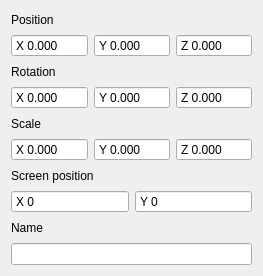
VenMolom/GeometricModeling, file Controls/Modules/ObjectModule/objectmodule.ui: the form before one commit.
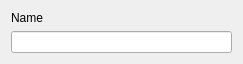
The form after the commit.

Patch:
```diff
--- a/Controls/Modules/ObjectModule/objectmodule.ui
+++ b/Controls/Modules/ObjectModule/objectmodule.ui
@@ -7,7 +7,7 @@
     <x>0</x>
     <y>0</y>
     <width>243</width>
-    <height>276</height>
+    <height>64</height>
    </rect>
   </property>
   <property name="windowTitle">
@@ -15,444 +15,6 @@
   </property>
   <layout class="QGridLayout" name="gridLayout">
    <item row="0" column="0">
-    <widget class="QFrame" name="positionFrame">
-     <property name="frameShape">
-      <enum>QFrame::NoFrame</enum>
-     </property>
-     <property name="frameShadow">
-      <enum>QFrame::Raised</enum>
-     </property>
-     <layout class="QGridLayout" name="gridLayout_25">
-      <property name="leftMargin">
-       <number>0</number>
-      </property>
-      <property name="topMargin">
-       <number>0</number>
-      </property>
-      <property name="rightMargin">
-       <number>0</number>
-      </property>
-      <property name="bottomMargin">
-       <number>0</number>
-      </property>
-      <item row="1" column="3">
-       <widget class="QDoubleSpinBox" name="posZ">
-        <property name="sizePolicy">
-         <sizepolicy hsizetype="Preferred" vsizetype="Fixed">
-          <horstretch>0</horstretch>
-          <verstretch>0</verstretch>
-         </sizepolicy>
-        </property>
-        <property name="buttonSymbols">
-         <enum>QAbstractSpinBox::NoButtons</enum>
-        </property>
-        <property name="accelerated">
-         <bool>true</bool>
-        </property>
-        <property name="prefix">
-         <string>Z </string>
-        </property>
-        <property name="decimals">
-         <number>3</number>
-        </property>
-        <property name="minimum">
-         <double>-1000.000000000000000</double>
-        </property>
-        <property name="maximum">
-         <double>1000.000000000000000</double>
-        </property>
-        <property name="stepType">
-         <enum>QAbstractSpinBox::AdaptiveDecimalStepType</enum>
-        </property>
-       </widget>
-      </item>
-      <item row="1" column="2">
-       <widget class="QDoubleSpinBox" name="posY">
-        <property name="sizePolicy">
-         <sizepolicy hsizetype="Preferred" vsizetype="Fixed">
-          <horstretch>0</horstretch>
-          <verstretch>0</verstretch>
-         </sizepolicy>
-        </property>
-        <property name="buttonSymbols">
-         <enum>QAbstractSpinBox::NoButtons</enum>
-        </property>
-        <property name="accelerated">
-         <bool>true</bool>
-        </property>
-        <property name="prefix">
-         <string>Y </string>
-        </property>
-        <property name="decimals">
-         <number>3</number>
-        </property>
-        <property name="minimum">
-         <double>-1000.000000000000000</double>
-        </property>
-        <property name="maximum">
-         <double>1000.000000000000000</double>
-        </property>
-        <property name="stepType">
-         <enum>QAbstractSpinBox::AdaptiveDecimalStepType</enum>
-        </property>
-       </widget>
-      </item>
-      <item row="1" column="1">
-       <widget class="QDoubleSpinBox" name="posX">
-        <property name="sizePolicy">
-         <sizepolicy hsizetype="Preferred" vsizetype="Fixed">
-          <horstretch>0</horstretch>
-          <verstretch>0</verstretch>
-         </sizepolicy>
-        </property>
-        <property name="buttonSymbols">
-         <enum>QAbstractSpinBox::NoButtons</enum>
-        </property>
-        <property name="accelerated">
-         <bool>true</bool>
-        </property>
-        <property name="prefix">
-         <string>X </string>
-        </property>
-        <property name="decimals">
-         <number>3</number>
-        </property>
-        <property name="minimum">
-         <double>-1000.000000000000000</double>
-        </property>
-        <property name="maximum">
-         <double>1000.000000000000000</double>
-        </property>
-        <property name="stepType">
-         <enum>QAbstractSpinBox::AdaptiveDecimalStepType</enum>
-        </property>
-       </widget>
-      </item>
-      <item row="0" column="1">
-       <widget class="QLabel" name="posLabel">
-        <property name="text">
-         <string>Position</string>
-        </property>
-       </widget>
-      </item>
-     </layout>
-    </widget>
-   </item>
-   <item row="1" column="0">
-    <widget class="QFrame" name="rotationFrame">
-     <property name="frameShape">
-      <enum>QFrame::NoFrame</enum>
-     </property>
-     <property name="frameShadow">
-      <enum>QFrame::Raised</enum>
-     </property>
-     <layout class="QGridLayout" name="gridLayout_26">
-      <property name="leftMargin">
-       <number>0</number>
-      </property>
-      <property name="topMargin">
-       <number>0</number>
-      </property>
-      <property name="rightMargin">
-       <number>0</number>
-      </property>
-      <property name="bottomMargin">
-       <number>0</number>
-      </property>
-      <item row="1" column="2">
-       <widget class="QDoubleSpinBox" name="rotY">
-        <property name="sizePolicy">
-         <sizepolicy hsizetype="Preferred" vsizetype="Fixed">
-          <horstretch>0</horstretch>
-          <verstretch>0</verstretch>
-         </sizepolicy>
-        </property>
-        <property name="buttonSymbols">
-         <enum>QAbstractSpinBox::NoButtons</enum>
-        </property>
-        <property name="accelerated">
-         <bool>true</bool>
-        </property>
-        <property name="prefix">
-         <string>Y </string>
-        </property>
-        <property name="decimals">
-         <number>3</number>
-        </property>
-        <property name="minimum">
-         <double>-1000.000000000000000</double>
-        </property>
-        <property name="maximum">
-         <double>1000.000000000000000</double>
-        </property>
-        <property name="stepType">
-         <enum>QAbstractSpinBox::AdaptiveDecimalStepType</enum>
-        </property>
-       </widget>
-      </item>
-      <item row="1" column="3">
-       <widget class="QDoubleSpinBox" name="rotZ">
-        <property name="sizePolicy">
-         <sizepolicy hsizetype="Preferred" vsizetype="Fixed">
-          <horstretch>0</horstretch>
-          <verstretch>0</verstretch>
-         </sizepolicy>
-        </property>
-        <property name="buttonSymbols">
-         <enum>QAbstractSpinBox::NoButtons</enum>
-        </property>
-        <property name="accelerated">
-         <bool>true</bool>
-        </property>
-        <property name="prefix">
-         <string>Z </string>
-        </property>
-        <property name="decimals">
-         <number>3</number>
-        </property>
-        <property name="minimum">
-         <double>-1000.000000000000000</double>
-        </property>
-        <property name="maximum">
-         <double>1000.000000000000000</double>
-        </property>
-        <property name="stepType">
-         <enum>QAbstractSpinBox::AdaptiveDecimalStepType</enum>
-        </property>
-       </widget>
-      </item>
-      <item row="1" column="1">
-       <widget class="QDoubleSpinBox" name="rotX">
-        <property name="sizePolicy">
-         <sizepolicy hsizetype="Preferred" vsizetype="Fixed">
-          <horstretch>0</horstretch>
-          <verstretch>0</verstretch>
-         </sizepolicy>
-        </property>
-        <property name="buttonSymbols">
-         <enum>QAbstractSpinBox::NoButtons</enum>
-        </property>
-        <property name="accelerated">
-         <bool>true</bool>
-        </property>
-        <property name="prefix">
-         <string>X </string>
-        </property>
-        <property name="decimals">
-         <number>3</number>
-        </property>
-        <property name="minimum">
-         <double>-1000.000000000000000</double>
-        </property>
-        <property name="maximum">
-         <double>1000.000000000000000</double>
-        </property>
-        <property name="stepType">
-         <enum>QAbstractSpinBox::AdaptiveDecimalStepType</enum>
-        </property>
-       </widget>
-      </item>
-      <item row="0" column="1">
-       <widget class="QLabel" name="rotationLabel">
-        <property name="text">
-         <string>Rotation</string>
-        </property>
-       </widget>
-      </item>
-     </layout>
-    </widget>
-   </item>
-   <item row="2" column="0">
-    <widget class="QFrame" name="scaleFrame">
-     <property name="frameShape">
-      <enum>QFrame::NoFrame</enum>
-     </property>
-     <property name="frameShadow">
-      <enum>QFrame::Raised</enum>
-     </property>
-     <layout class="QGridLayout" name="gridLayout_22">
-      <property name="leftMargin">
-       <number>0</number>
-      </property>
-      <property name="topMargin">
-       <number>0</number>
-      </property>
-      <property name="rightMargin">
-       <number>0</number>
-      </property>
-      <property name="bottomMargin">
-       <number>0</number>
-      </property>
-      <item row="1" column="3">
-       <widget class="QDoubleSpinBox" name="scaleZ">
-        <property name="sizePolicy">
-         <sizepolicy hsizetype="Preferred" vsizetype="Fixed">
-          <horstretch>0</horstretch>
-          <verstretch>0</verstretch>
-         </sizepolicy>
-        </property>
-        <property name="buttonSymbols">
-         <enum>QAbstractSpinBox::NoButtons</enum>
-        </property>
-        <property name="accelerated">
-         <bool>true</bool>
-        </property>
-        <property name="prefix">
-         <string>Z </string>
-        </property>
-        <property name="decimals">
-         <number>3</number>
-        </property>
-        <property name="minimum">
-         <double>-1000.000000000000000</double>
-        </property>
-        <property name="maximum">
-         <double>1000.000000000000000</double>
-        </property>
-        <property name="stepType">
-         <enum>QAbstractSpinBox::AdaptiveDecimalStepType</enum>
-        </property>
-       </widget>
-      </item>
-      <item row="1" column="1">
-       <widget class="QDoubleSpinBox" name="scaleX">
-        <property name="sizePolicy">
-         <sizepolicy hsizetype="Preferred" vsizetype="Fixed">
-          <horstretch>0</horstretch>
-          <verstretch>0</verstretch>
-         </sizepolicy>
-        </property>
-        <property name="buttonSymbols">
-         <enum>QAbstractSpinBox::NoButtons</enum>
-        </property>
-        <property name="accelerated">
-         <bool>true</bool>
-        </property>
-        <property name="prefix">
-         <string>X </string>
-        </property>
-        <property name="decimals">
-         <number>3</number>
-        </property>
-        <property name="minimum">
-         <double>-1000.000000000000000</double>
-        </property>
-        <property name="maximum">
-         <double>1000.000000000000000</double>
-        </property>
-        <property name="stepType">
-         <enum>QAbstractSpinBox::AdaptiveDecimalStepType</enum>
-        </property>
-       </widget>
-      </item>
-      <item row="1" column="2">
-       <widget class="QDoubleSpinBox" name="scaleY">
-        <property name="sizePolicy">
-         <sizepolicy hsizetype="Preferred" vsizetype="Fixed">
-          <horstretch>0</horstretch>
-          <verstretch>0</verstretch>
-         </sizepolicy>
-        </property>
-        <property name="buttonSymbols">
-         <enum>QAbstractSpinBox::NoButtons</enum>
-        </property>
-        <property name="accelerated">
-         <bool>true</bool>
-        </property>
-        <property name="prefix">
-         <string>Y </string>
-        </property>
-        <property name="decimals">
-         <number>3</number>
-        </property>
-        <property name="minimum">
-         <double>-1000.000000000000000</double>
-        </property>
-        <property name="maximum">
-         <double>1000.000000000000000</double>
-        </property>
-        <property name="stepType">
-         <enum>QAbstractSpinBox::AdaptiveDecimalStepType</enum>
-        </property>
-       </widget>
-      </item>
-      <item row="0" column="1">
-       <widget class="QLabel" name="scaleLabel">
-        <property name="text">
-         <string>Scale</string>
-        </property>
-       </widget>
-      </item>
-     </layout>
-    </widget>
-   </item>
-   <item row="3" column="0">
-    <widget class="QFrame" name="screenPosFrame">
-     <property name="frameShape">
-      <enum>QFrame::NoFrame</enum>
-     </property>
-     <property name="frameShadow">
-      <enum>QFrame::Raised</enum>
-     </property>
-     <layout class="QGridLayout" name="gridLayout_23">
-      <property name="leftMargin">
-       <number>0</number>
-      </property>
-      <property name="topMargin">
-       <number>0</number>
-      </property>
-      <property name="rightMargin">
-       <number>0</number>
-      </property>
-      <property name="bottomMargin">
-       <number>0</number>
-      </property>
-      <item row="1" column="2">
-       <widget class="QSpinBox" name="screenPosY">
-        <property name="buttonSymbols">
-         <enum>QAbstractSpinBox::NoButtons</enum>
-        </property>
-        <property name="accelerated">
-         <bool>true</bool>
-        </property>
-        <property name="prefix">
-         <string>Y </string>
-        </property>
-        <property name="maximum">
-         <number>10000</number>
-        </property>
-       </widget>
-      </item>
-      <item row="1" column="1">
-       <widget class="QSpinBox" name="screenPosX">
-        <property name="buttonSymbols">
-         <enum>QAbstractSpinBox::NoButtons</enum>
-        </property>
-        <property name="accelerated">
-         <bool>true</bool>
-        </property>
-        <property name="suffix">
-         <string/>
-        </property>
-        <property name="prefix">
-         <string>X </string>
-        </property>
-        <property name="maximum">
-         <number>10000</number>
-        </property>
-       </widget>
-      </item>
-      <item row="0" column="1">
-       <widget class="QLabel" name="screenPosLabel">
-        <property name="text">
-         <string>Screen position</string>
-        </property>
-       </widget>
-      </item>
-     </layout>
-    </widget>
-   </item>
-   <item row="4" column="0">
     <widget class="QFrame" name="nameFrame">
      <property name="frameShape">
       <enum>QFrame::NoFrame</enum>
```
